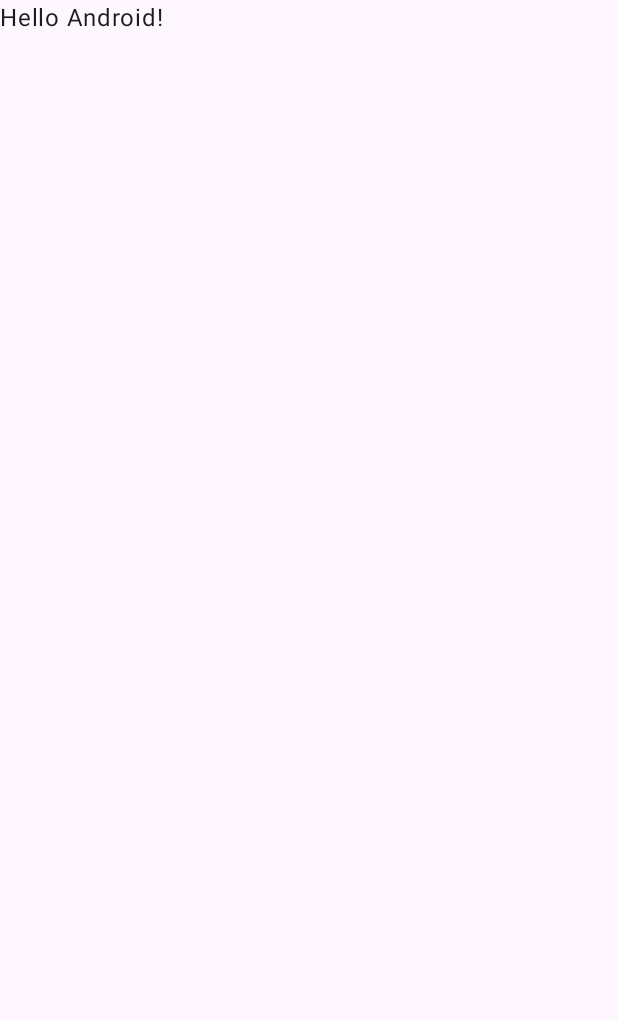
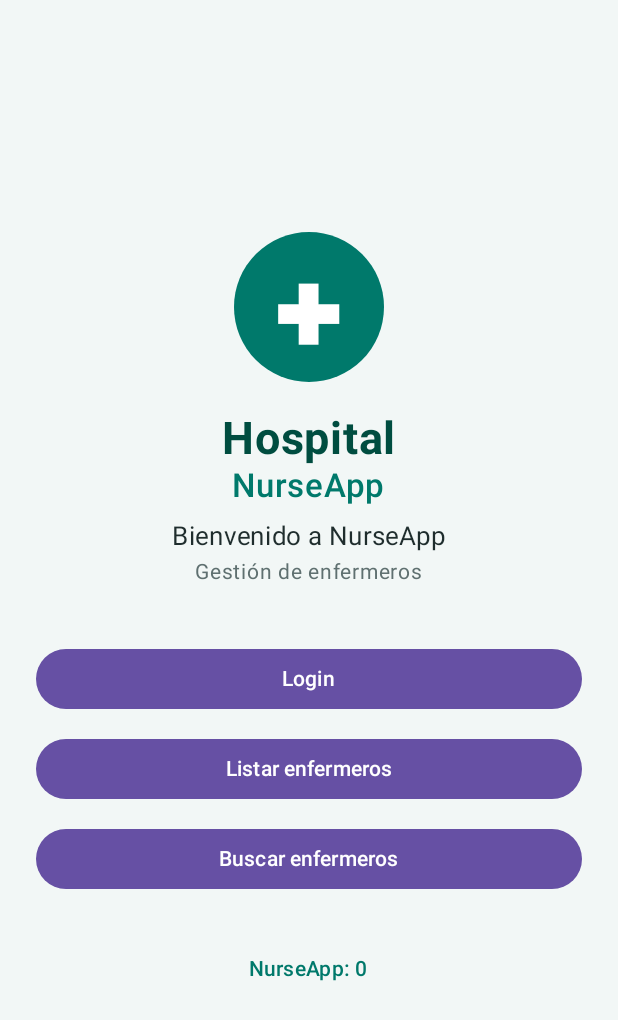
Before and after one commit to Sergi-Ye/M0492-FrontEnd-Hospital, an Android app built with Jetpack Compose: the screen it shows after launch (MainActivity), on a phone screen of 412 x 824 dp. Before the commit the part shown is almost empty. Shown: the top 1020 px of the screen. Run offline under Robolectric (Android 15) with nearby library versions, the phone set to English and light mode, and no system bars.

Commit message:
Home screen implementation #2

```diff
--- a/app/src/main/java/com/nurseapp/MainActivity.kt
+++ b/app/src/main/java/com/nurseapp/MainActivity.kt
@@ -3,45 +3,21 @@ package com.nurseapp
 import android.os.Bundle
 import androidx.activity.ComponentActivity
 import androidx.activity.compose.setContent
-import androidx.activity.enableEdgeToEdge
-import androidx.compose.foundation.layout.fillMaxSize
-import androidx.compose.foundation.layout.padding
-import androidx.compose.material3.Scaffold
-import androidx.compose.material3.Text
-import androidx.compose.runtime.Composable
-import androidx.compose.ui.Modifier
-import androidx.compose.ui.tooling.preview.Preview
+import com.nurseapp.ui.screens.HomeScreen
 import com.nurseapp.ui.theme.NurseAppTheme
 
 class MainActivity : ComponentActivity() {
     override fun onCreate(savedInstanceState: Bundle?) {
         super.onCreate(savedInstanceState)
-        enableEdgeToEdge()
+
         setContent {
             NurseAppTheme {
-                Scaffold(modifier = Modifier.fillMaxSize()) { innerPadding ->
-                    Greeting(
-                        name = "Android",
-                        modifier = Modifier.padding(innerPadding)
-                    )
-                }
+                HomeScreen(
+                    onLoginClick = {},
+                    onNursesClick = {},
+                    onSearchClick = {}
+                )
             }
         }
     }
 }
-
-@Composable
-fun Greeting(name: String, modifier: Modifier = Modifier) {
-    Text(
-        text = "Hello $name!",
-        modifier = modifier
-    )
-}
-
-@Preview(showBackground = true)
-@Composable
-fun GreetingPreview() {
-    NurseAppTheme {
-        Greeting("Android")
-    }
-}
--- a/app/src/main/java/com/nurseapp/ui/screens/HomeScreen.kt
+++ b/app/src/main/java/com/nurseapp/ui/screens/HomeScreen.kt
@@ -1 +1,125 @@
 package com.nurseapp.ui.screens
+
+import androidx.compose.foundation.background
+import androidx.compose.foundation.layout.*
+import androidx.compose.foundation.shape.CircleShape
+import androidx.compose.material3.*
+import androidx.compose.runtime.*
+import androidx.compose.ui.Alignment
+import androidx.compose.ui.Modifier
+import androidx.compose.ui.res.colorResource
+import androidx.compose.ui.res.stringResource
+import androidx.compose.ui.text.font.FontWeight
+import androidx.compose.ui.unit.dp
+import androidx.compose.ui.unit.sp
+import com.nurseapp.R
+
+@Composable
+fun HomeScreen(
+    onLoginClick: () -> Unit,
+    onNursesClick: () -> Unit,
+    onSearchClick: () -> Unit
+) {
+
+    var clicks by remember { mutableStateOf(0) }
+
+    Column(
+        modifier = Modifier
+            .fillMaxSize()
+            .background(colorResource(R.color.app_background))
+            .padding(24.dp),
+        horizontalAlignment = Alignment.CenterHorizontally,
+        verticalArrangement = Arrangement.Center
+    ) {
+
+        // Icono principal
+        Surface(
+            modifier = Modifier.size(100.dp),
+            shape = CircleShape,
+            color = colorResource(R.color.primary)
+        ) {
+            Box(
+                contentAlignment = Alignment.Center
+            ) {
+                Text(
+                    text = "✚",
+                    fontSize = 55.sp,
+                    color = colorResource(R.color.white)
+                )
+            }
+        }
+
+        Spacer(modifier = Modifier.height(20.dp))
+
+        // Titulo
+        Text(
+            text = stringResource(R.string.home_titulo),
+            fontSize = 30.sp,
+            fontWeight = FontWeight.Bold,
+            color = colorResource(R.color.primary_dark)
+        )
+
+        Text(
+            text = stringResource(R.string.app_name),
+            fontSize = 22.sp,
+            fontWeight = FontWeight.SemiBold,
+            color = colorResource(R.color.primary)
+        )
+
+        Spacer(modifier = Modifier.height(8.dp))
+
+        Text(
+            text = stringResource(R.string.home_bienvenida),
+            fontSize = 17.sp,
+            color = colorResource(R.color.text_primary)
+        )
+
+        Text(
+            text = stringResource(R.string.home_descripcion),
+            fontSize = 14.sp,
+            color = colorResource(R.color.text_secondary)
+        )
+
+        Spacer(modifier = Modifier.height(35.dp))
+
+        // Boton Login
+        Button(
+            onClick = onLoginClick,
+            modifier = Modifier.fillMaxWidth()
+        ) {
+            Text(stringResource(R.string.ir_login))
+        }
+
+        Spacer(modifier = Modifier.height(12.dp))
+
+        // Boton Listar enfermeros
+        Button(
+            onClick = onNursesClick,
+            modifier = Modifier.fillMaxWidth()
+        ) {
+            Text(stringResource(R.string.ir_lista))
+        }
+
+        Spacer(modifier = Modifier.height(12.dp))
+
+        // Boton Buscar enfermeros
+        Button(
+            onClick = onSearchClick,
+            modifier = Modifier.fillMaxWidth()
+        ) {
+            Text(stringResource(R.string.ir_busqueda))
+        }
+
+        Spacer(modifier = Modifier.height(25.dp))
+
+        // Interaccion mutableState
+        TextButton(
+            onClick = { clicks++ }
+        ) {
+            Text(
+                text = stringResource(R.string.home_clicks, clicks),
+                color = colorResource(R.color.primary)
+            )
+        }
+    }
+}
```
